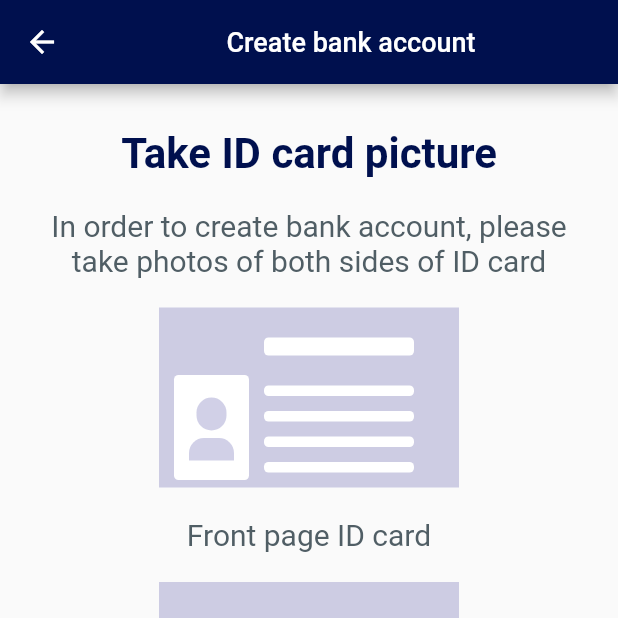
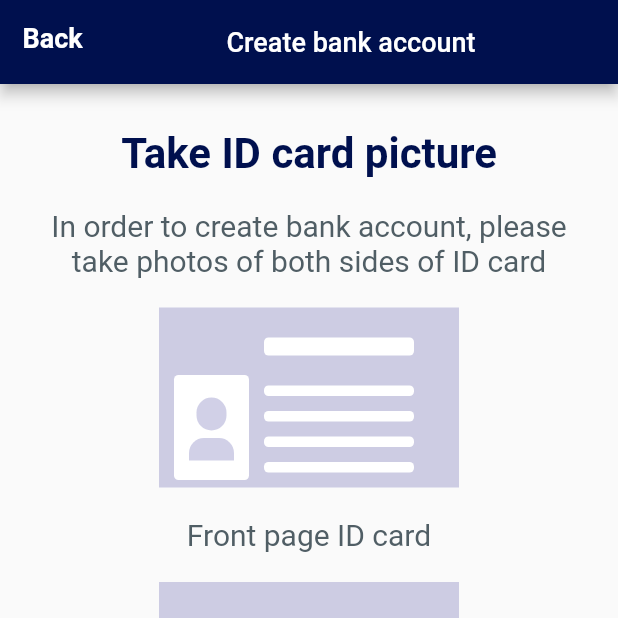
Before and after one commit to NDK1410/TNEX_Merchant, a Flutter app: the TakeIdCardPictureIntroScreen screen opened by its route, on a phone screen of 412 x 824 dp, the top half of it. Run offline on Flutter 3.47's test engine with Material 2 defaults, Android fonts, the phone set to English and light mode, and no system bars; missing offline and left inert: fdottedline.

Commit message:
fix-navigate-back-button

```diff
--- a/lib/src/screens/TakeIdCardPictureIntroScreen.dart
+++ b/lib/src/screens/TakeIdCardPictureIntroScreen.dart
@@ -11,6 +11,21 @@ class TakeIdCardPictureIntroScreen extends StatelessWidget {
           child: Text(
             "Create bank account",
             style: TextStyle(fontSize: 18),
+          ),
+        ),
+        leading: Container(
+          padding: EdgeInsets.only(top: 15, left: 15),
+          child: GestureDetector(
+            onTap: () {
+              Navigator.of(context).pop(null);
+            },
+            child: Text(
+              "Back",
+              style: TextStyle(
+                  color: Colors.white,
+                  fontSize: 18,
+                  fontWeight: FontWeight.bold),
+            ),
           ),
         ),
         backgroundColor: MyColors.brand_dark,
```
Also changed, not shown: lib/src/screens/CampaignSelectTemplate.dart (+15 -0 lines).
